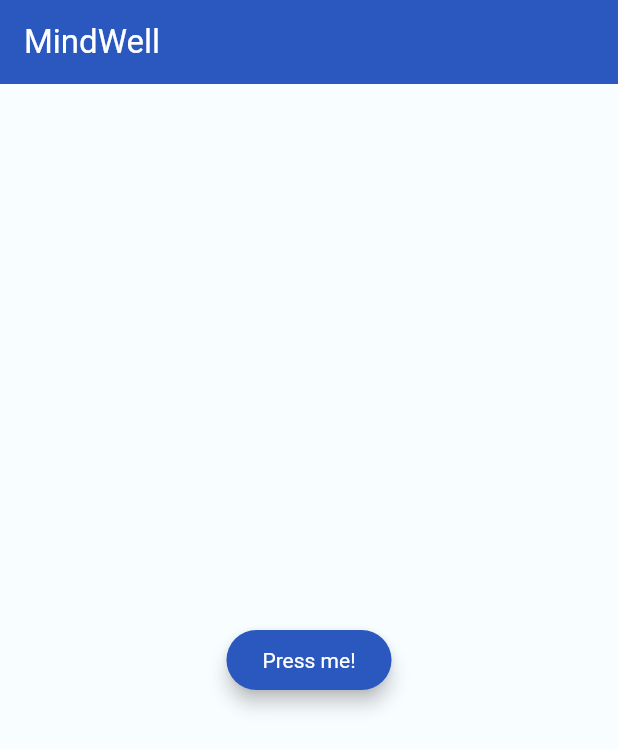
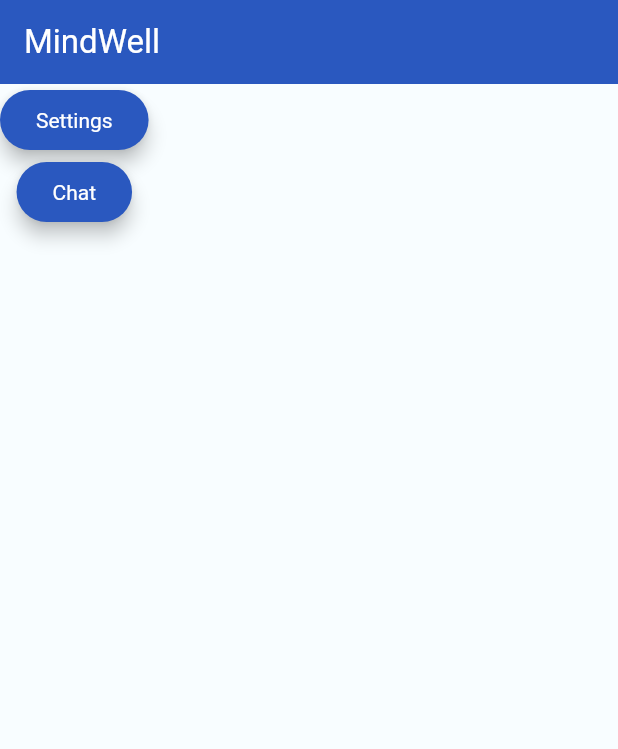
Before and after one commit to arrtttt/MindWellApp, a Flutter app: the screen it shows after launch, on a phone screen of 412 x 824 dp. Shown: the top 749 px of the screen. Run offline on Flutter 3.47's test engine with Material 3 defaults, Android fonts, the phone set to English and light mode, and no system bars.

```diff
--- a/lib/main.dart
+++ b/lib/main.dart
@@ -1,4 +1,5 @@
 import 'package:flutter/material.dart';
+import 'package:mindwell/screens/chat_screen.dart';
 import 'package:mindwell/screens/profile_screen.dart';
 import 'package:mindwell/screens/settings_screen.dart';
 import 'package:mindwell/utils/theme.dart';
@@ -17,22 +18,31 @@ class MyApp extends StatelessWidget {
       routes: {
         '/profile': (BuildContext context) => const ProfileScreen(),
         '/settings': (BuildContext context) => const SettingsScreen(),
+        '/chat': (BuildContext context) => const ChatScreen(),
       },
       theme: mindWellTheme,
       home: Scaffold(
           appBar: AppBar(
             title: const Text('MindWell'),
           ),
-        body: Center(
-          child: Builder(
-            builder: (BuildContext context) => ElevatedButton(
+          body: Builder(builder: (context) {
+            return Column(
+              children: [
+                ElevatedButton(
                   onPressed: () {
                     Navigator.pushNamed(context, '/settings');
                   },
-                child: const Text('Press me!')),
+                  child: const Text('Settings'),
                 ),
+                ElevatedButton(
+                  onPressed: () {
+                    Navigator.pushNamed(context, '/chat');
+                  },
+                  child: const Text('Chat'),
                 ),
-      ),
+              ],
+            );
+          })),
     );
   }
 }
```
Also changed, not shown: lib/screens/chat_screen.dart (added, +121 -0 lines). Lines whose indentation alone changed are shown as unchanged.
